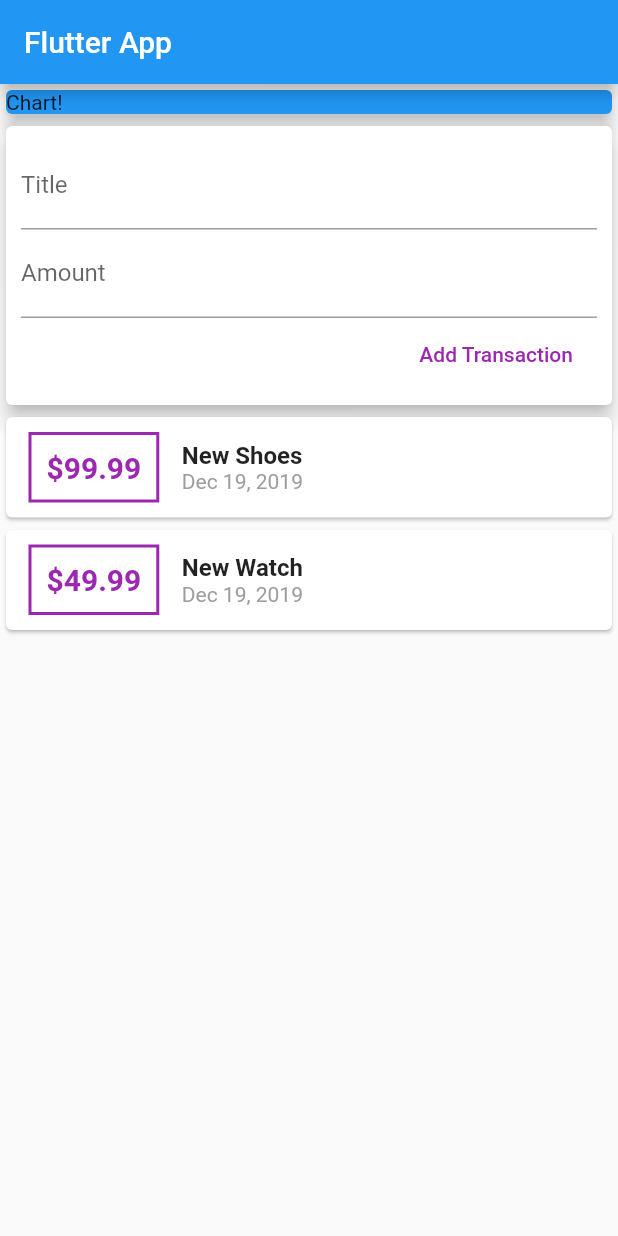
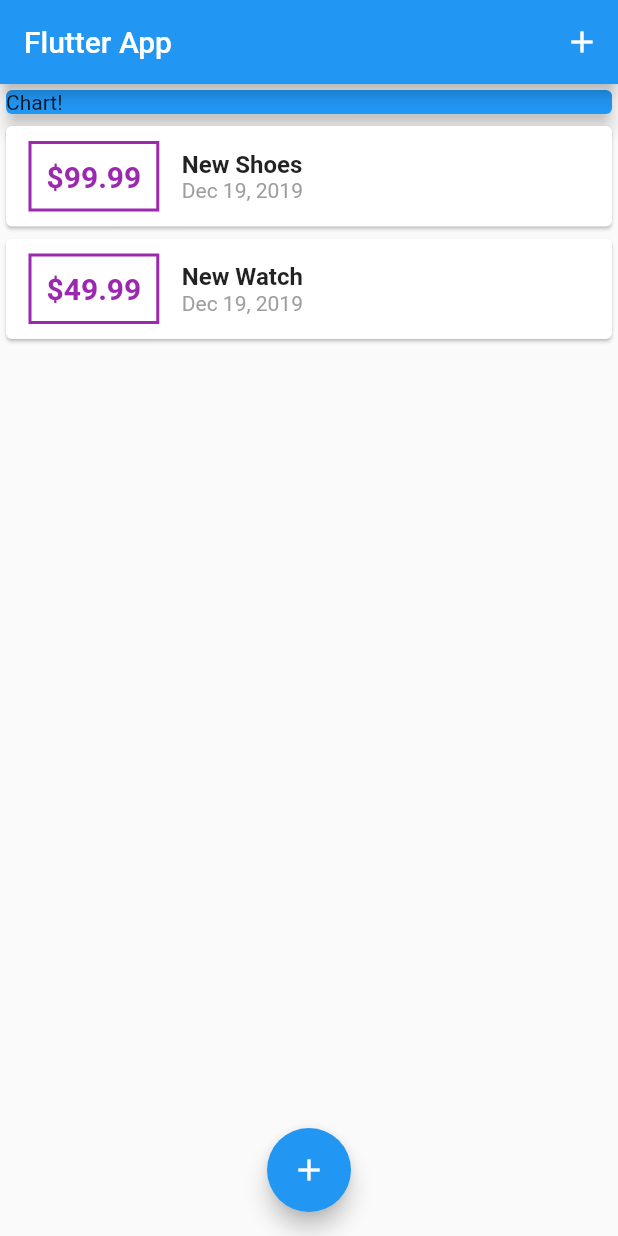
Before and after one commit to ankushmundhra/WeeklyExpenses, a Flutter app: the screen it shows after launch, on a phone screen of 412 x 824 dp. Run offline on Flutter 3.47's test engine with Material 2 defaults, Android fonts, the light colour scheme and no system bars.

Commit message:
added floating button

```diff
--- a/lib/main.dart
+++ b/lib/main.dart
@@ -1,8 +1,8 @@
-//On Windows Shift + Alt + F.
-//To wrap widgets Ctrl + .
 
 import 'package:flutter/material.dart';
-import './widgets/user_transactions.dart';
+import './widgets/transaction_list.dart';
+import './widgets/new_transaction.dart';
+import './models/transaction.dart';
 
 void main() => runApp(MyApp());
 
@@ -16,18 +16,61 @@
   }
 }
 
-class MyHomePage extends StatelessWidget {
-
+class MyHomePage extends StatefulWidget {
   // String titleInput;
   // String amountInput;
-  final titleController = TextEditingController();
-  final amountController = TextEditingController();
+  @override
+  _MyHomePageState createState() => _MyHomePageState();
+}
+
+class _MyHomePageState extends State<MyHomePage> {
+  final List<Transaction> _userTransactions = [
+    Transaction(
+      id: 't1',
+      title: 'New Shoes',
+      amount: 99.99,
+      date: DateTime.now(),
+    ),
+    Transaction(
+      id: 't2',
+      title: 'New Watch',
+      amount: 49.99,
+      date: DateTime.now(),
+    ),
+  ];
+
+  void _addNewTransaction(String txTitle, double txAmount){
+    final newTX = Transaction(
+      title: txTitle,
+      amount: txAmount,
+      date: DateTime.now(),
+      id: DateTime.now().toString(),
+    );
+
+    setState(() {
+      _userTransactions.add(newTX);
+    });
+  }
+
+  void _startAddNewTransaction(BuildContext ctx){
+    showModalBottomSheet(
+      context: ctx,
+      builder: (_) {
+        return NewTransaction(_addNewTransaction);
+      }
+    );
+  }
 
   @override
   Widget build(BuildContext context) {
     return Scaffold(
       appBar: AppBar(
         title: Text('Flutter App'),
+        actions: <Widget>[
+          IconButton(icon: Icon(Icons.add),
+          onPressed: () => _startAddNewTransaction(context) ,
+          )
+        ],
       ),
       body: SingleChildScrollView(
               child: Column(
@@ -42,10 +85,15 @@
                   elevation: 5,
                 ),
               ),
-              UserTransactions()
+              TransactionList(_userTransactions),
             ],
           ),
       ),
+      floatingActionButtonLocation: FloatingActionButtonLocation.centerFloat,
+      floatingActionButton: FloatingActionButton(
+        child: Icon(Icons.add),
+        onPressed: () => _startAddNewTransaction(context),
+        ),
     );
   }
 }
--- a/lib/widgets/user_transactions.dart
+++ /dev/null
@@ -1,50 +0,0 @@
-import 'package:flutter/material.dart';
-import './new_transaction.dart';
-import './transaction_list.dart';
-import '../models/transaction.dart';
-
-class UserTransactions extends StatefulWidget {
-  @override
-  _UserTransactionsState createState() => _UserTransactionsState();
-}
-
-class _UserTransactionsState extends State<UserTransactions> {
-   final List<Transaction> _userTransactions = [
-    Transaction(
-      id: 't1',
-      title: 'New Shoes',
-      amount: 99.99,
-      date: DateTime.now(),
-    ),
-    Transaction(
-      id: 't2',
-      title: 'New Watch',
-      amount: 49.99,
-      date: DateTime.now(),
-    ),
-  ];
-
-  void _addNewTransaction(String txTitle, double txAmount){
-    final newTX = Transaction(
-      title: txTitle,
-      amount: txAmount,
-      date: DateTime.now(),
-      id: DateTime.now().toString(),
-    );
-
-  setState(() {
-    _userTransactions.add(newTX);
-  });
-
-  }
-
-  @override
-  Widget build(BuildContext context) {
-    return Column(
-      children: <Widget>[
-        NewTransaction(_addNewTransaction),
-        TransactionList(_userTransactions),
-      ],
-    );
-  }
-}
```
